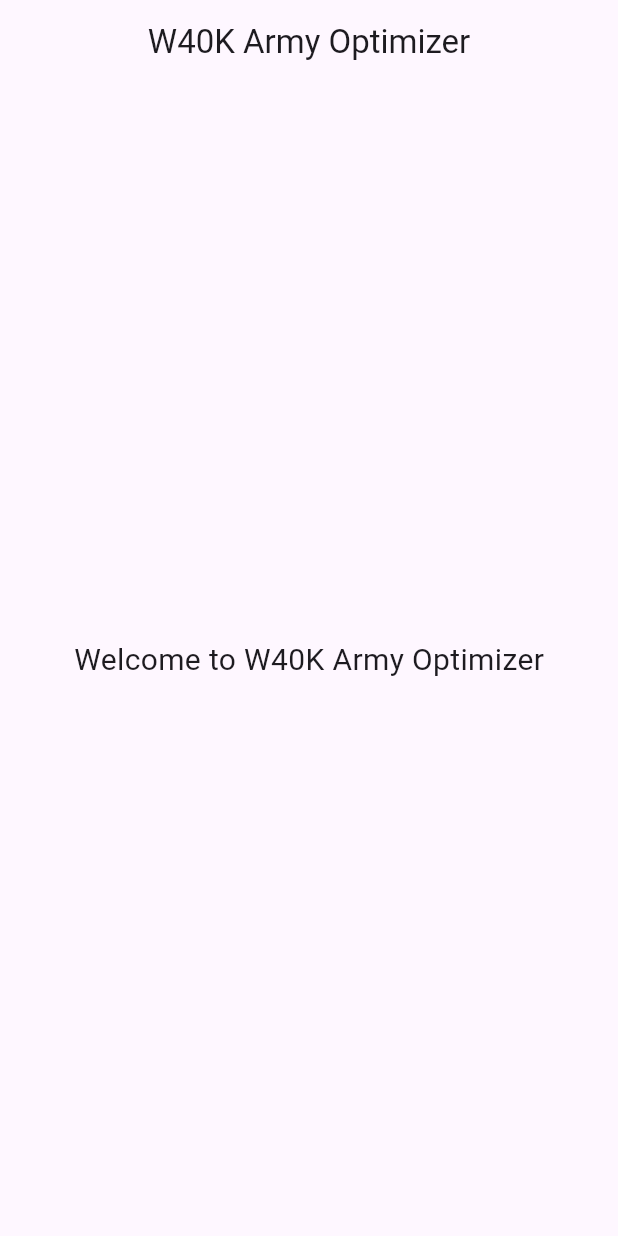
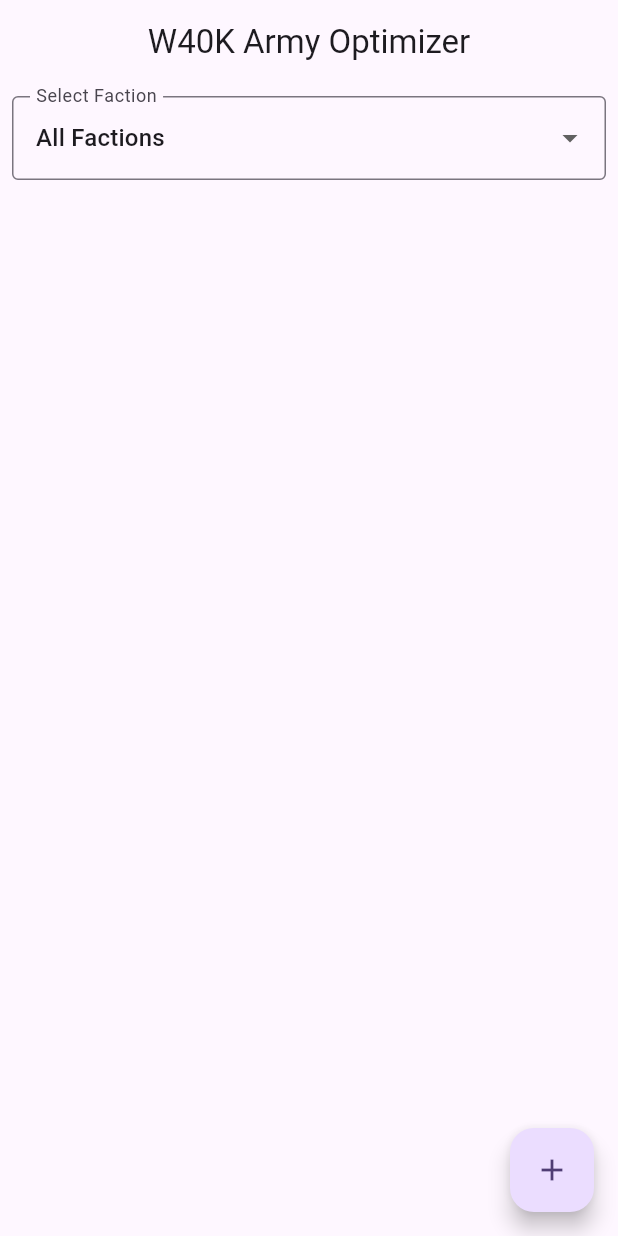
Before and after one commit to vcarluer/w40karmygen, a Flutter app: the screen it shows after launch, on a phone screen of 412 x 824 dp. Run offline on Flutter 3.47's test engine with Material 3 defaults, Android fonts, the light colour scheme and no system bars; our stand-ins replace flutter_riverpod, freezed_annotation, riverpod_annotation; generated files the repository leaves out were written again.

Commit message:
Replace unit with datasheet from wahapedia

```diff
--- /dev/null
+++ b/assets/data/factions.csv
@@ -0,0 +1,8 @@
+id|name|link
+SPACE_MARINES|Space Marines|https://wahapedia.ru/wh40k10ed/factions/space-marines/
+CHAOS_SPACE_MARINES|Chaos Space Marines|https://wahapedia.ru/wh40k10ed/factions/chaos-space-marines/
+AELDARI|Aeldari|https://wahapedia.ru/wh40k10ed/factions/aeldari/
+NECRONS|Necrons|https://wahapedia.ru/wh40k10ed/factions/necrons/
+ORKS|Orks|https://wahapedia.ru/wh40k10ed/factions/orks/
+TYRANIDS|Tyranids|https://wahapedia.ru/wh40k10ed/factions/tyranids/
+TAU_EMPIRE|T'au Empire|https://wahapedia.ru/wh40k10ed/factions/t-au-empire/
--- /dev/null
+++ b/lib/features/army/domain/models/datasheet.dart
@@ -0,0 +1,28 @@
+import 'package:freezed_annotation/freezed_annotation.dart';
+import 'faction.dart';
+
+part 'datasheet.freezed.dart';
+part 'datasheet.g.dart';
+
+@freezed
+class Datasheet with _$Datasheet {
+  const factory Datasheet({
+    required String id,
+    required String name,
+    required String factionId,
+    required String sourceId,
+    required String legend,
+    required String role,
+    required String loadout,
+    String? transport,
+    @Default(false) bool virtual,
+    String? leaderHead,
+    String? leaderFooter,
+    String? damagedW,
+    String? damagedDescription,
+    required String link,
+    Faction? faction,
+  }) = _Datasheet;
+
+  factory Datasheet.fromJson(Map<String, dynamic> json) => _$DatasheetFromJson(json);
+}
--- /dev/null
+++ b/lib/features/army/domain/models/faction.dart
@@ -0,0 +1,15 @@
+import 'package:freezed_annotation/freezed_annotation.dart';
+
+part 'faction.freezed.dart';
+part 'faction.g.dart';
+
+@freezed
+class Faction with _$Faction {
+  const factory Faction({
+    required String id,
+    required String name,
+    required String link,
+  }) = _Faction;
+
+  factory Faction.fromJson(Map<String, dynamic> json) => _$FactionFromJson(json);
+}
--- /dev/null
+++ b/lib/features/army/presentation/providers/faction_provider.dart
@@ -0,0 +1,58 @@
+import 'package:flutter/services.dart';
+import 'package:riverpod_annotation/riverpod_annotation.dart';
+import '../../domain/models/faction.dart';
+
+part 'faction_provider.g.dart';
+
+@riverpod
+class FactionList extends _$FactionList {
+  @override
+  Future<List<Faction>> build() async {
+    return _loadFactions();
+  }
+
+  Future<List<Faction>> _loadFactions() async {
+    try {
+      final String content = await rootBundle.loadString('assets/data/factions.csv');
+      final lines = content.split('\n');
+
+      // Skip header line and empty lines
+      return lines
+          .where((line) => line.trim().isNotEmpty)
+          .skip(1)
+          .map((line) {
+        final parts = line.split('|');
+        if (parts.length < 3) {
+          throw FormatException('Invalid faction data format: $line');
+        }
+        return Faction(
+          id: parts[0].trim(),
+          name: parts[1].trim(),
+          link: parts[2].trim(),
+        );
+      }).toList();
+    } catch (e) {
+      print('Error loading factions: $e');
+      rethrow;
+    }
+  }
+
+  Future<void> refresh() async {
+    state = const AsyncValue.loading();
+    state = await AsyncValue.guard(() => _loadFactions());
+  }
+}
+
+@riverpod
+class SelectedFaction extends _$SelectedFaction {
+  @override
+  Faction? build() => null;
+
+  void select(Faction faction) {
+    state = faction;
+  }
+
+  void clear() {
+    state = null;
+  }
+}
--- a/lib/features/home/presentation/pages/home_page.dart
+++ b/lib/features/home/presentation/pages/home_page.dart
@@ -1,19 +1,90 @@
 import 'package:flutter/material.dart';
+import 'package:flutter_riverpod/flutter_riverpod.dart';
+import 'package:w40k_army_opti/features/army/domain/models/datasheet.dart';
+import 'package:w40k_army_opti/features/army/presentation/providers/army_provider.dart';
+import 'package:w40k_army_opti/features/army/presentation/providers/faction_provider.dart';
+import 'package:w40k_army_opti/features/army/presentation/widgets/add_datasheet_dialog.dart';
 
-class HomePage extends StatelessWidget {
+class HomePage extends ConsumerWidget {
   const HomePage({super.key});
 
   @override
-  Widget build(BuildContext context) {
+  Widget build(BuildContext context, WidgetRef ref) {
+    final armyList = ref.watch(armyListProvider);
+    final factionsAsync = ref.watch(factionListProvider);
+    final selectedFaction = ref.watch(selectedFactionProvider);
+
     return Scaffold(
       appBar: AppBar(
         title: const Text('W40K Army Optimizer'),
       ),
-      body: const Center(
-        child: Text(
-          'Welcome to W40K Army Optimizer',
-          style: TextStyle(fontSize: 20),
-        ),
+      body: Column(
+        children: [
+          Padding(
+            padding: const EdgeInsets.all(8.0),
+            child: factionsAsync.when(
+              data: (factions) => DropdownButtonFormField(
+                value: selectedFaction,
+                decoration: const InputDecoration(
+                  labelText: 'Select Faction',
+                  border: OutlineInputBorder(),
+                ),
+                items: [
+                  const DropdownMenuItem(
+                    value: null,
+                    child: Text('All Factions'),
+                  ),
+                  ...factions.map((faction) => DropdownMenuItem(
+                    value: faction,
+                    child: Text(faction.name),
+                  )),
+                ],
+                onChanged: (value) {
+                  if (value != null) {
+                    ref.read(selectedFactionProvider.notifier).select(value);
+                  } else {
+                    ref.read(selectedFactionProvider.notifier).clear();
+                  }
+                },
+              ),
+              loading: () => const CircularProgressIndicator(),
+              error: (error, stack) => Text('Error: $error'),
+            ),
+          ),
+          Expanded(
+            child: ListView.builder(
+              itemCount: armyList.length,
+              itemBuilder: (context, index) {
+                final datasheet = armyList[index];
+                return ListTile(
+                  title: Text(datasheet.name),
+                  subtitle: Text('${datasheet.role} - ${datasheet.legend}'),
+                  trailing: IconButton(
+                    icon: const Icon(Icons.delete),
+                    onPressed: () {
+                      if (datasheet.id != null) {
+                        ref.read(armyListProvider.notifier).removeDatasheet(datasheet.id);
+                      }
+                    },
+                  ),
+                );
+              },
+            ),
+          ),
+        ],
+      ),
+      floatingActionButton: FloatingActionButton(
+        onPressed: () async {
+          final Datasheet? newDatasheet = await showDialog<Datasheet>(
+            context: context,
+            builder: (context) => const AddDatasheetDialog(),
+          );
+
+          if (newDatasheet != null) {
+            ref.read(armyListProvider.notifier).addDatasheet(newDatasheet);
+          }
+        },
+        child: const Icon(Icons.add),
       ),
     );
   }
```
Also changed, not shown: lib/features/army/presentation/providers/army_provider.dart (added, +30 -0 lines), lib/features/army/presentation/widgets/add_datasheet_dialog.dart (added, +178 -0 lines), lib/main.dart (+6 -1 lines), pubspec.yaml (+13 -71 lines), lib/features/army/domain/models/datasheet.freezed.dart (added), lib/features/army/domain/models/datasheet.g.dart (added), lib/features/army/domain/models/faction.freezed.dart (added), lib/features/army/domain/models/faction.g.dart (added), lib/features/army/presentation/providers/army_provider.g.dart (added), lib/features/army/presentation/providers/faction_provider.g.dart (added), pubspec.lock.
